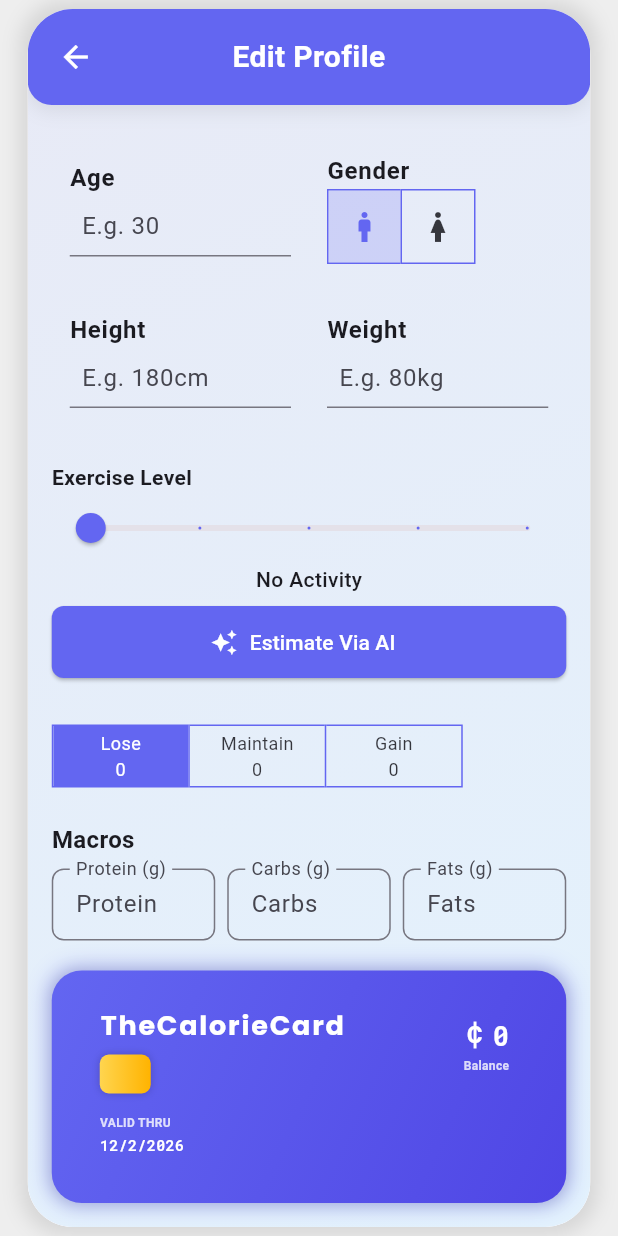
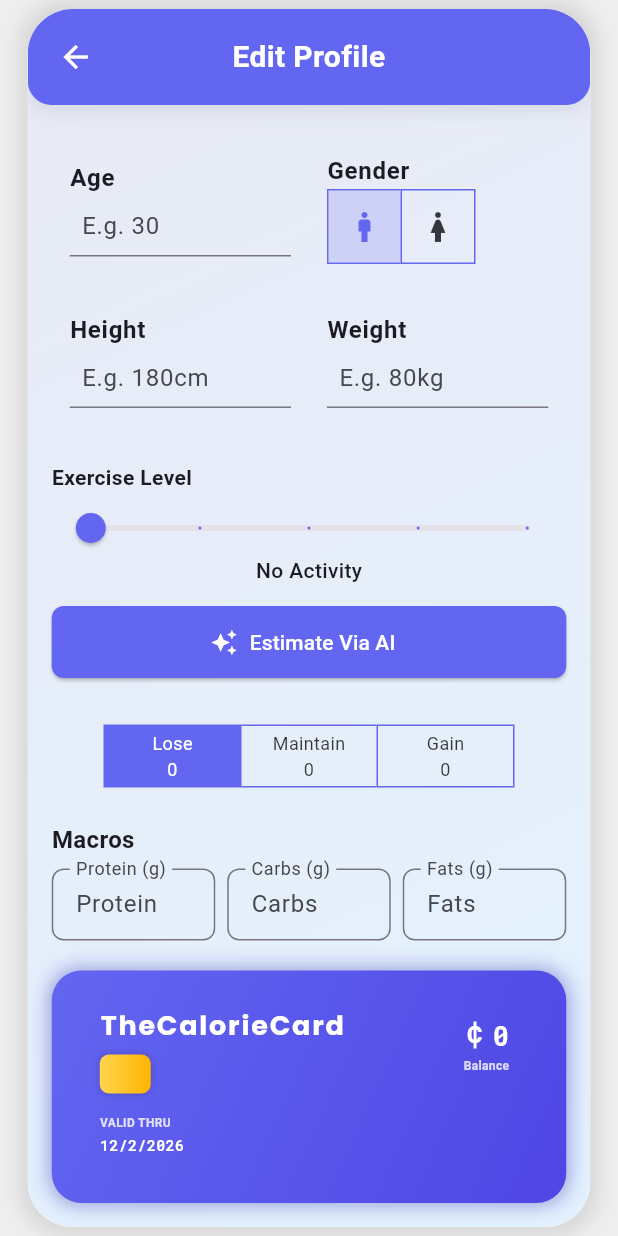
Before and after one commit to taran311/TheCalorieCard, a Flutter app: the UserSettingsPage screen opened directly, on a phone screen of 412 x 824 dp. Run offline on Flutter 3.47's test engine with Material 3 defaults, Android fonts, the phone set to English and light mode, and no system bars; our stand-ins replace cloud_firestore, firebase_auth, firebase_core, flutter_dotenv, google_fonts, google_sign_in and 1 more; accounts and stored records are empty.

Commit message:
ui polish for user settings page

```diff
--- a/lib/pages/user_settings_page.dart
+++ b/lib/pages/user_settings_page.dart
@@ -685,12 +685,15 @@ class _UserSettingsPageState extends State<UserSettingsPage>
                                           });
                                         },
                                       ),
-                                      Center(
+                                      Transform.translate(
+                                        offset: const Offset(0, -6),
+                                        child: Center(
                                           child: Text(
                                             _exerciseText,
                                             style: const TextStyle(
                                               fontSize: 14,
                                               fontWeight: FontWeight.w500,
+                                            ),
                                           ),
                                         ),
                                       ),
@@ -723,6 +726,7 @@ class _UserSettingsPageState extends State<UserSettingsPage>
                                 Padding(
                                   padding:
                                       const EdgeInsets.symmetric(horizontal: 0),
+                                  child: Center(
                                     child: IntrinsicWidth(
                                       child: ToggleButtons(
                                         isSelected: calorieSelections,
@@ -787,6 +791,7 @@ class _UserSettingsPageState extends State<UserSettingsPage>
                                             ),
                                           ),
                                         ],
+                                      ),
                                     ),
                                   ),
                                 ),
```
Lines whose indentation alone changed are shown as unchanged.
